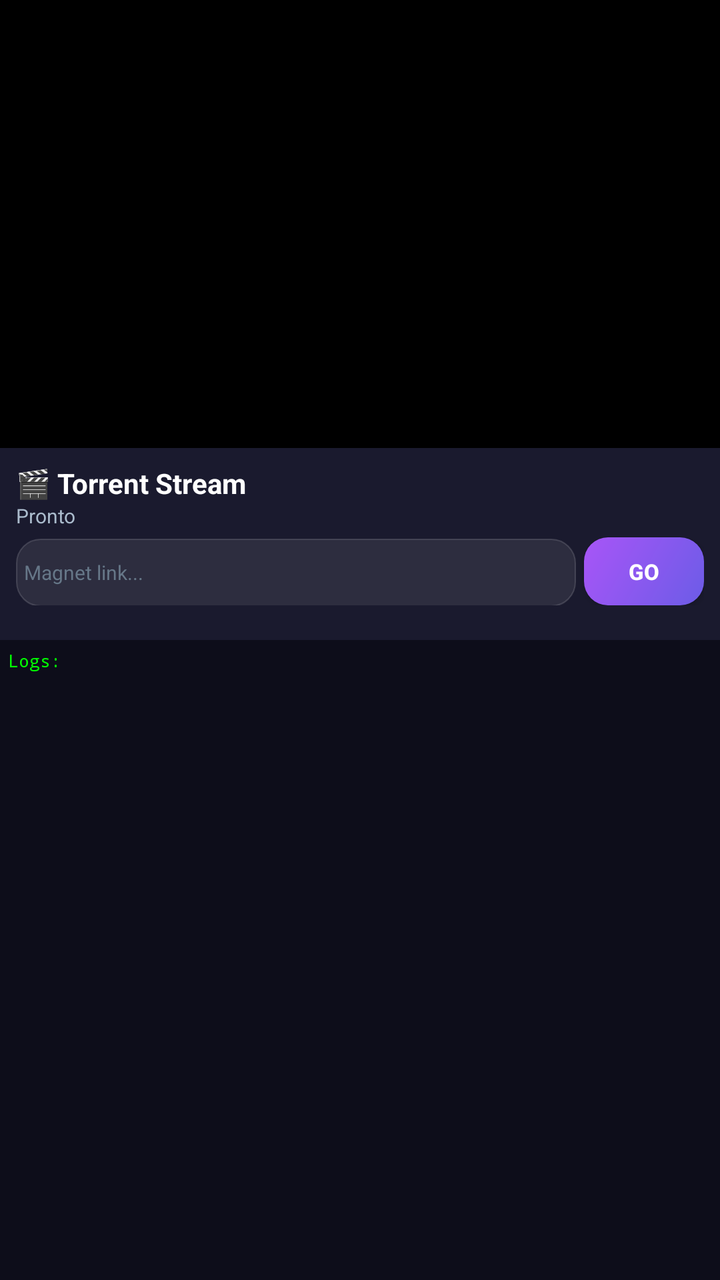
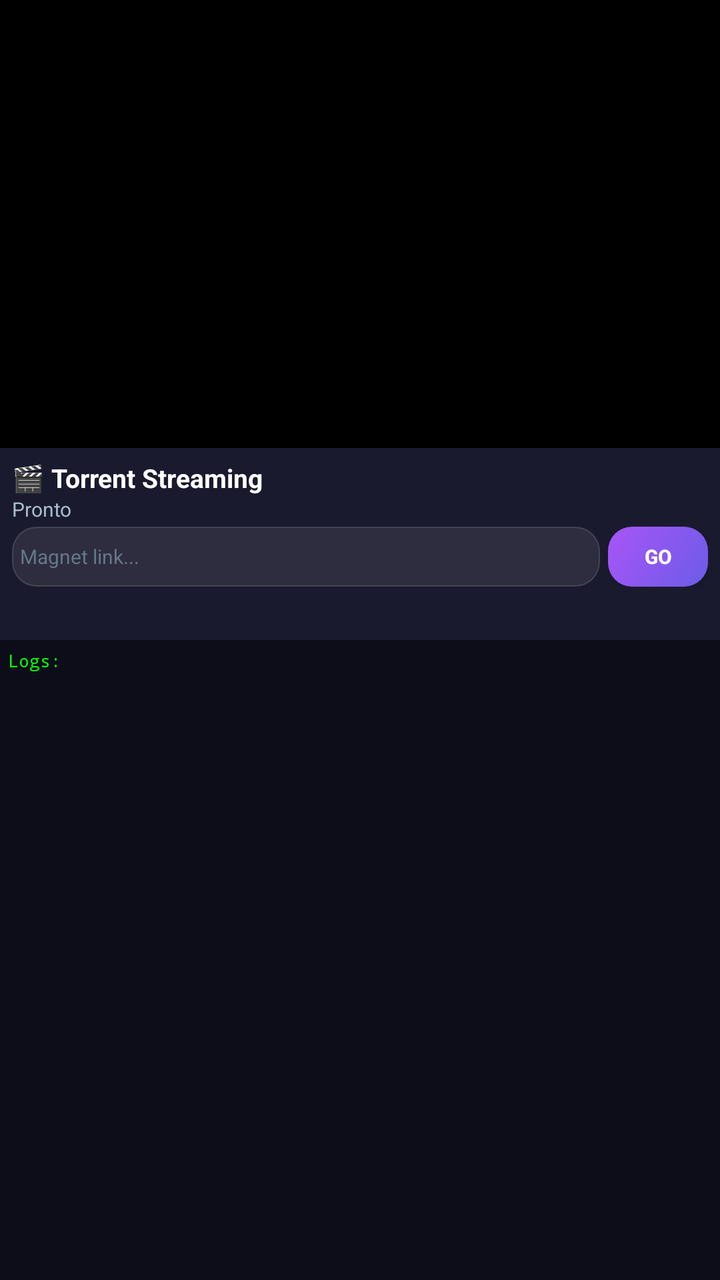

Compare the two renders of this Android layout. The source of the first and the diff that turns it into the second are given below.
<!-- AndroidManifest.xml: application theme AppTheme -->
<!-- res/layout/activity_main.xml -->
<?xml version="1.0" encoding="utf-8"?>
<LinearLayout xmlns:android="http://schemas.android.com/apk/res/android"
    xmlns:app="http://schemas.android.com/apk/res-auto"
    android:layout_width="match_parent"
    android:layout_height="match_parent"
    android:orientation="vertical"
    android:background="#0a0a0f">
    
    
    <FrameLayout
        android:layout_width="match_parent"
        android:layout_height="0dp"
        android:layout_weight="35"
        android:background="#000000">
        
        <com.google.android.exoplayer2.ui.PlayerView
            android:id="@+id/player_view"
            android:layout_width="match_parent"
            android:layout_height="match_parent"
            android:visibility="gone"
            app:show_buffering="when_playing"
            app:use_controller="true"
            app:surface_type="texture_view"
            app:resize_mode="fit" />
        
        
        <LinearLayout
            android:id="@+id/loading_overlay"
            android:layout_width="wrap_content"
            android:layout_height="wrap_content"
            android:layout_gravity="center"
            android:visibility="gone"
            android:orientation="horizontal"
            android:background="#cc000000"
            android:padding="8dp">
            
            <ProgressBar
                android:id="@+id/spinner_bar"
                android:layout_width="24dp"
                android:layout_height="24dp"
                android:indeterminateTint="#6c5ce7" />
            
            <TextView
                android:layout_width="wrap_content"
                android:layout_height="wrap_content"
                android:layout_marginStart="8dp"
                android:text="Buffering..."
                android:textColor="#fff"
                android:textSize="11sp" />
        </LinearLayout>
    </FrameLayout>
    
    
    <LinearLayout
        android:layout_width="match_parent"
        android:layout_height="0dp"
        android:layout_weight="15"
        android:orientation="vertical"
        android:background="#1a1a2e"
        android:padding="8dp">
        
        <TextView
            android:id="@+id/title_text"
            android:layout_width="wrap_content"
            android:layout_height="wrap_content"
            android:text="🎬 Torrent Stream"
            android:textColor="#fff"
            android:textSize="14sp"
            android:textStyle="bold" />
        
        <TextView
            android:id="@+id/progress_text"
            android:layout_width="wrap_content"
            android:layout_height="wrap_content"
            android:text="Pronto"
            android:textColor="#aabbcc"
            android:textSize="10sp" />
        
        <ProgressBar
            android:id="@+id/buffer_bar"
            style="?android:attr/progressBarStyleHorizontal"
            android:layout_width="match_parent"
            android:layout_height="4dp"
            android:progressTint="#6c5ce7"
            android:progressBackgroundTint="#33ffffff"
            android:visibility="gone" />
        
        <LinearLayout
            android:layout_width="match_parent"
            android:layout_height="wrap_content"
            android:orientation="horizontal"
            android:layout_marginTop="4dp">
            
            <EditText
                android:id="@+id/magnet_input"
                android:layout_width="0dp"
                android:layout_height="34dp"
                android:layout_weight="1"
                android:background="@drawable/input_bg"
                android:hint="Magnet link..."
                android:textColorHint="#667788"
                android:inputType="textMultiLine"
                android:padding="4dp"
                android:textColor="#fff"
                android:textSize="10sp" />
            
            <Button
                android:id="@+id/btn_play"
                android:layout_width="60dp"
                android:layout_height="34dp"
                android:layout_marginStart="4dp"
                android:background="@drawable/btn_primary"
                android:text="GO"
                android:textColor="#fff"
                android:textStyle="bold"
                android:textSize="11sp" />
        </LinearLayout>
        
        <LinearLayout
            android:layout_width="match_parent"
            android:layout_height="wrap_content"
            android:orientation="horizontal"
            android:layout_marginTop="4dp">
            
            <Button
                android:id="@+id/btn_watch"
                android:layout_width="0dp"
                android:layout_height="30dp"
                android:layout_weight="1"
                android:background="@drawable/btn_success"
                android:text="ASSISTIR"
                android:textColor="#fff"
                android:textStyle="bold"
                android:textSize="10sp"
                android:visibility="gone" />
            
            <Button
                android:id="@+id/btn_stop"
                android:layout_width="0dp"
                android:layout_height="30dp"
                android:layout_weight="1"
                android:layout_marginStart="4dp"
                android:background="@drawable/btn_danger"
                android:text="PARAR"
                android:textColor="#fff"
                android:textStyle="bold"
                android:textSize="10sp"
                android:visibility="gone" />
        </LinearLayout>
    </LinearLayout>
    
    
    <ScrollView
        android:layout_width="match_parent"
        android:layout_height="0dp"
        android:layout_weight="50"
        android:background="#0d0d1a">
        
        <TextView
            android:id="@+id/status_text"
            android:layout_width="match_parent"
            android:layout_height="wrap_content"
            android:text="Logs:"
            android:textColor="#00ff00"
            android:textSize="9sp"
            android:fontFamily="monospace"
            android:padding="4dp" />
    </ScrollView>
    
</LinearLayout>
<!-- resources referenced by this layout -->
<resources>
  <!-- drawable btn_danger (drawable) -->
  <?xml version="1.0" encoding="utf-8"?>
  <shape xmlns:android="http://schemas.android.com/apk/res/android">
      <solid android:color="#33ffffff" />
      <corners android:radius="12dp" />
      <stroke android:width="0.5dp" android:color="#44ffffff" />
  </shape>
  <!-- drawable btn_primary (drawable) -->
  <?xml version="1.0" encoding="utf-8"?>
  <shape xmlns:android="http://schemas.android.com/apk/res/android">
      <gradient android:startColor="#6c5ce7" android:endColor="#a855f7" android:angle="135" />
      <corners android:radius="12dp" />
  </shape>
  <!-- drawable btn_success (drawable) -->
  <?xml version="1.0" encoding="utf-8"?>
  <shape xmlns:android="http://schemas.android.com/apk/res/android">
      <gradient android:startColor="#00b894" android:endColor="#00cec9" android:angle="135" />
      <corners android:radius="12dp" />
  </shape>
  <!-- drawable input_bg (drawable) -->
  <?xml version="1.0" encoding="utf-8"?>
  <shape xmlns:android="http://schemas.android.com/apk/res/android">
      <solid android:color="#15ffffff" />
      <corners android:radius="12dp" />
      <stroke android:width="0.5dp" android:color="#25ffffff" />
  </shape>
  <style name="AppTheme" parent="Theme.AppCompat.NoActionBar">
          <item name="android:windowBackground">@color/background</item>
          <item name="android:statusBarColor">@color/background</item>
          <item name="android:navigationBarColor">@color/background</item>
          <item name="colorPrimary">@color/primary</item>
          <item name="colorPrimaryDark">@color/primary_dark</item>
          <item name="colorAccent">@color/accent</item>
      </style>
  <color name="background">#0a0a0f</color>
  <color name="primary">#6c5ce7</color>
  <color name="primary_dark">#5a4bd1</color>
  <color name="accent">#00b894</color>
</resources>

<!-- the commit's change to res/layout/activity_main.xml (unified diff, before → after) -->
@@ -5,7 +5,6 @@
     android:layout_height="match_parent"
     android:orientation="vertical"
     android:background="#0a0a0f">
-    
     
     <FrameLayout
         android:layout_width="match_parent"
@@ -22,7 +21,6 @@
             app:use_controller="true"
             app:surface_type="texture_view"
             app:resize_mode="fit" />
-        
         
         <LinearLayout
             android:id="@+id/loading_overlay"
@@ -50,22 +48,21 @@
         </LinearLayout>
     </FrameLayout>
     
-    
     <LinearLayout
         android:layout_width="match_parent"
         android:layout_height="0dp"
         android:layout_weight="15"
         android:orientation="vertical"
         android:background="#1a1a2e"
-        android:padding="8dp">
+        android:padding="6dp">
         
         <TextView
             android:id="@+id/title_text"
             android:layout_width="wrap_content"
             android:layout_height="wrap_content"
-            android:text="🎬 Torrent Stream"
+            android:text="🎬 Torrent Streaming"
             android:textColor="#fff"
-            android:textSize="14sp"
+            android:textSize="13sp"
             android:textStyle="bold" />
         
         <TextView
@@ -80,7 +77,7 @@
             android:id="@+id/buffer_bar"
             style="?android:attr/progressBarStyleHorizontal"
             android:layout_width="match_parent"
-            android:layout_height="4dp"
+            android:layout_height="3dp"
             android:progressTint="#6c5ce7"
             android:progressBackgroundTint="#33ffffff"
             android:visibility="gone" />
@@ -89,12 +86,12 @@
             android:layout_width="match_parent"
             android:layout_height="wrap_content"
             android:orientation="horizontal"
-            android:layout_marginTop="4dp">
+            android:layout_marginTop="2dp">
             
             <EditText
                 android:id="@+id/magnet_input"
                 android:layout_width="0dp"
-                android:layout_height="34dp"
+                android:layout_height="30dp"
                 android:layout_weight="1"
                 android:background="@drawable/input_bg"
                 android:hint="Magnet link..."
@@ -106,29 +103,29 @@
             
             <Button
                 android:id="@+id/btn_play"
-                android:layout_width="60dp"
-                android:layout_height="34dp"
+                android:layout_width="50dp"
+                android:layout_height="30dp"
                 android:layout_marginStart="4dp"
                 android:background="@drawable/btn_primary"
                 android:text="GO"
                 android:textColor="#fff"
                 android:textStyle="bold"
-                android:textSize="11sp" />
+                android:textSize="10sp" />
         </LinearLayout>
         
         <LinearLayout
             android:layout_width="match_parent"
             android:layout_height="wrap_content"
             android:orientation="horizontal"
-            android:layout_marginTop="4dp">
+            android:layout_marginTop="2dp">
             
             <Button
                 android:id="@+id/btn_watch"
                 android:layout_width="0dp"
-                android:layout_height="30dp"
+                android:layout_height="28dp"
                 android:layout_weight="1"
                 android:background="@drawable/btn_success"
-                android:text="ASSISTIR"
+                android:text="▶ ASSISTIR"
                 android:textColor="#fff"
                 android:textStyle="bold"
                 android:textSize="10sp"
@@ -137,18 +134,17 @@
             <Button
                 android:id="@+id/btn_stop"
                 android:layout_width="0dp"
-                android:layout_height="30dp"
+                android:layout_height="28dp"
                 android:layout_weight="1"
                 android:layout_marginStart="4dp"
                 android:background="@drawable/btn_danger"
-                android:text="PARAR"
+                android:text="⏹ PARAR"
                 android:textColor="#fff"
                 android:textStyle="bold"
                 android:textSize="10sp"
                 android:visibility="gone" />
         </LinearLayout>
     </LinearLayout>
-    
     
     <ScrollView
         android:layout_width="match_parent"
